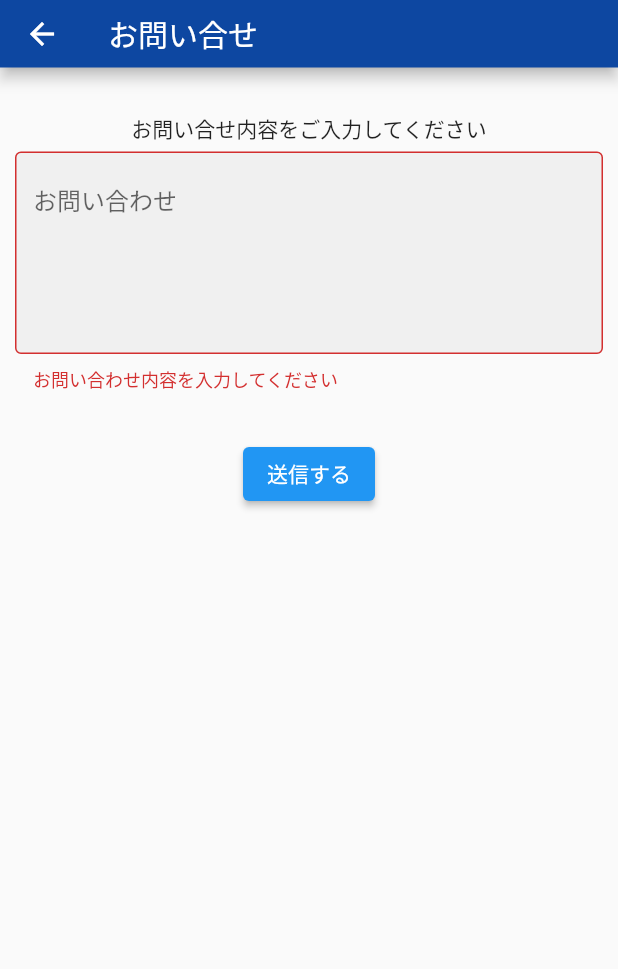
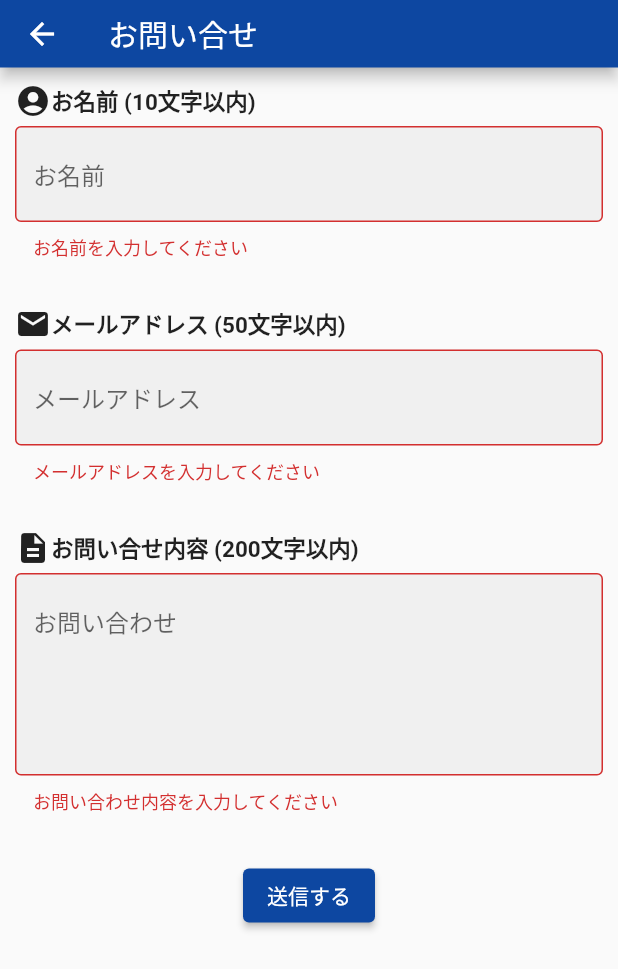
Before and after one commit to yanagswk/game_release_flutter, a Flutter app: the QuestionPage screen opened directly, after a tap on "送信する", on a phone screen of 412 x 824 dp. Shown: the top 969 px of the screen. Run offline on Flutter 3.47's test engine with Material 2 defaults, Android fonts, the phone set to English and light mode, and no system bars; drawn by our look-alikes of google_mobile_ads; our stand-ins replace carousel_slider, device_info, firebase_core, flutter_datetime_picker, flutter_local_notifications, flutter_rating_bar and 9 more; missing offline and left inert: dart:ffi, device_calendar, launch_review; accounts and stored records are empty; network calls fail.

Commit message:
デザイン修正

```diff
--- a/lib/common/shared_preferences.dart
+++ b/lib/common/shared_preferences.dart
@@ -2,7 +2,6 @@ import 'package:shared_preferences/shared_preferences.dart';
 
 
 class SharedPrefe {
-
   static SharedPreferences? prefs;
 
 
--- a/lib/game_article.dart
+++ b/lib/game_article.dart
@@ -6,6 +6,7 @@ import 'package:release/common/AdModBanner.dart';
 import 'package:release/common/shared_preferences.dart';
 import 'package:release/getx/game_getx.dart';
 import 'package:release/models/game_article.dart';
+import 'package:release/widget/common/drawer_widget.dart';
 import 'package:release/widget/common/my_app_bar.dart';
 import 'package:release/widget/common/overlay_loading_molecules.dart';
 import 'package:url_launcher/url_launcher.dart';
@@ -124,6 +125,7 @@ class _GameArticleState extends State<GameArticle> {
   Widget build(BuildContext context) {
     return Scaffold(
       appBar: MyAppBar(title: _appTitle),
+      drawer: const DrawerWidget(), // サイドバー
       body: GameArticleInfinityView(
         articles: articles,
         getContents: init,
--- a/lib/game_detail.dart
+++ b/lib/game_detail.dart
@@ -762,6 +762,7 @@ class _GameDetailState extends State<GameDetail> {
                                 ],
                               ),
                               Row(
+                                mainAxisAlignment: MainAxisAlignment.spaceEvenly,
                                 children: [
                                   IconButton( // お気に入りアイコン
                                     icon: SizedBox(
--- a/lib/game_favorite.dart
+++ b/lib/game_favorite.dart
@@ -5,6 +5,7 @@ import 'package:release/api/api.dart';
 import 'package:release/common/AdModBanner.dart';
 import 'package:release/getx/game_getx.dart';
 import 'package:release/models/game_info.dart';
+import 'package:release/widget/common/drawer_widget.dart';
 import 'package:release/widget/common/my_app_bar.dart';
 import 'package:release/widget/game_card.dart';
 import 'package:get/get.dart';
@@ -59,6 +60,7 @@ class _GameFavoritePageState extends State<GameFavoritePage> {
   Widget build(BuildContext context) {
     return Scaffold(
       appBar: MyAppBar(title: "お気に入り一覧"),
+      drawer: const DrawerWidget(), // サイドバー
       body:
       Container(
         decoration: BoxDecoration(color: Colors.grey[200]),
--- a/lib/getx/game_getx.dart
+++ b/lib/getx/game_getx.dart
@@ -23,6 +23,9 @@ class GameGetx extends GetxController {
 
   // デバイスチェックフラグ
   RxBool isDeviceCheck = false.obs;
+
+  // アプリバージョン
+  String appVersion = "";
 
 
 
--- a/lib/main.dart
+++ b/lib/main.dart
@@ -48,7 +48,6 @@ class MyApp extends StatelessWidget {
     );
   }
 }
-
 
 class InitWidget extends StatefulWidget {
   const InitWidget({
--- a/lib/question_page.dart
+++ b/lib/question_page.dart
@@ -15,28 +15,40 @@ class QuestionPage extends StatefulWidget {
 
 class _QuestionPageState extends State<QuestionPage> {
 
-  final _editController = TextEditingController();
+  final _messageController = TextEditingController();
+  final _nicknameController = TextEditingController();
+  final _emailController = TextEditingController();
 
   // フォームキー
   final _formKey = GlobalKey<FormState>();
 
   // お問い合わせ内容
   String _message = "";
+  // 名前
+  String _nickname = "";
+  // メールアドレス
+  String _email = "";
 
   /// お問い合せ送信
   Future sendMessage() async {
-    final result = await ApiClient().sendContactForm(_message);
+    final result = await ApiClient().sendContactForm(
+      _nickname,
+      _email,
+      _message
+    );
     if (result) {
       showDialog(
         context: context,
         builder: (BuildContext context) => alertBuilderForCupertino(
           context,
           'お問い合せ完了',
-          'お問合せを行いました'
+          'お問合せありがとうございます。'
         )
       );
       // 入力欄クリア
-      _editController.clear();
+      _messageController.clear();
+      _nicknameController.clear();
+      _emailController.clear();
     }
   }
 
@@ -44,19 +56,103 @@ class _QuestionPageState extends State<QuestionPage> {
   Widget build(BuildContext context) {
     return Scaffold(
       appBar: MyAppBar(title: "お問い合せ"),
-      body: Padding(
+      body: SingleChildScrollView(
+        child: Padding(
           padding: const EdgeInsets.all(10.0),
           child: Form(
             key: _formKey,
             child: Column(
+              crossAxisAlignment: CrossAxisAlignment.start,
               children: [
-              const SizedBox(height: 20),
-              const Text('お問い合せ内容をご入力してください'),
+                Row(
+                  children: [
+                    const Icon(Icons.account_circle),
+                    const Text(
+                      'お名前 (10文字以内)',
+                      style: const TextStyle(
+                        fontSize: 15,
+                        fontWeight: FontWeight.bold
+                      ),
+                    ),
+                  ],
+                ),
+                const SizedBox(height: 5),
+                TextFormField(
+                  maxLines: 1,
+                  minLines: 1,
+                  controller: _nicknameController,
+                  onChanged: (value) => _nickname = value,
+                  decoration: InputDecoration(
+                    border: OutlineInputBorder(),
+                    filled: true,
+                    hintText: 'お名前',
+                    //この一行
+                    alignLabelWithHint: true,
+                  ),
+                  validator: (value) {
+                    if (value == null || value.isEmpty) {
+                        return 'お名前を入力してください';
+                      }
+                    if (value.length > 10) {
+                      return '10文字以内で入力してください';
+                    }
+                    return null;
+                  }
+                ),
+                const SizedBox(height: 30),
+                Row(
+                  children: [
+                    Icon(Icons.mail),
+                    const Text(
+                      'メールアドレス (50文字以内)',
+                      style: TextStyle(
+                        fontSize: 15,
+                        fontWeight: FontWeight.bold
+                      ),
+                    ),
+                  ],
+                ),
+                const SizedBox(height: 5),
+                TextFormField(
+                  maxLines: 1,
+                  minLines: 1,
+                  controller: _emailController,
+                  onChanged: (value) => _email = value,
+                  decoration: InputDecoration(
+                    border: OutlineInputBorder(),
+                    filled: true,
+                    hintText: 'メールアドレス',
+                    //この一行
+                    alignLabelWithHint: true,
+                  ),
+                  validator: (value) {
+                    if (value == null || value.isEmpty) {
+                        return 'メールアドレスを入力してください';
+                      }
+                    if (value.length > 50) {
+                      return '50文字以内で入力してください';
+                    }
+                    return null;
+                  }
+                ),
+                const SizedBox(height: 30),
+                Row(
+                  children: [
+                    Icon(Icons.description),
+                    const Text(
+                      'お問い合せ内容 (200文字以内)',
+                      style: TextStyle(
+                        fontSize: 15,
+                        fontWeight: FontWeight.bold
+                      ),
+                    ),
+                  ],
+                ),
                 const SizedBox(height: 5),
                 TextFormField(
                   maxLines: 5,
                   minLines: 5,
-                controller: _editController,
+                  controller: _messageController,
                   onChanged: (value) => _message = value,
                   decoration: InputDecoration(
                     border: OutlineInputBorder(),
@@ -69,11 +165,18 @@ class _QuestionPageState extends State<QuestionPage> {
                     if (value == null || value.isEmpty) {
                         return 'お問い合わせ内容を入力してください';
                       }
+                    if (value.length > 200) {
+                    return '200文字以内で入力してください';
+                    }
                     return null;
                   }
                 ),
                 const SizedBox(height:30),
-              ElevatedButton(
+                Center(
+                  child: ElevatedButton(
+                    style: ElevatedButton.styleFrom(
+                      backgroundColor: Colors.blue[900], //ボタンの背景色
+                    ),
                     onPressed: (){
                       if (_formKey.currentState!.validate()) {
                         // 成功した場合
@@ -82,12 +185,14 @@ class _QuestionPageState extends State<QuestionPage> {
                     },
                     child: Text('送信する'),
                   ),
-              Expanded(
-                child: const SizedBox(height:30)
                 ),
+                // Expanded(
+                //   child: const SizedBox(height:30)
+                // ),
                 // バナー広告
-              AdModBanner()
+                // AdModBanner()
               ]
+            ),
           ),
         ),
       ),
--- a/lib/widget/search_bar.dart
+++ b/lib/widget/search_bar.dart
@@ -5,6 +5,7 @@ import 'package:release/common/shared_preferences.dart';
 import 'package:release/getx/game_getx.dart';
 import 'package:release/models/game_info.dart';
 import 'package:release/widget/common/constants.dart';
+import 'package:release/widget/common/drawer_widget.dart';
 import 'package:release/widget/common/overlay_loading_molecules.dart';
 import 'package:release/widget/game_card.dart';
 import 'package:get/get.dart';
@@ -66,7 +67,7 @@ class _SearchBarState extends State<SearchBar> {
     return SizedBox(
       height: 40,
       child: Container(
-        margin: EdgeInsets.only(left: 15.0, right: 15.0),
+        margin: EdgeInsets.only(left: 5.0, right: 20.0),
         decoration: BoxDecoration(
           color: Colors.white,
           border: Border.all(color: Colors.blue),
@@ -77,7 +78,7 @@ class _SearchBarState extends State<SearchBar> {
             width: 340,
             margin: const EdgeInsets.symmetric(vertical: 10.0),
             child: TextField(
-              autofocus: true, //TextFieldが表示されるときにフォーカスする（キーボードを表示する）
+              autofocus: false, //TextFieldが表示されるときにフォーカスする（キーボードを表示する）
               decoration: const InputDecoration(
                 hintText: 'ゲームを検索',
                 contentPadding: EdgeInsets.only(left: 8.0),
@@ -87,7 +88,6 @@ class _SearchBarState extends State<SearchBar> {
               ),
               onSubmitted: (value) {
                 _searchWord = value;
-                // searchGames(true);
                 Navigator.of(context).push(
                   MaterialPageRoute(
                     builder: (BuildContext context) => SearchResult(
@@ -116,6 +116,7 @@ class _SearchBarState extends State<SearchBar> {
         centerTitle: true,
       ),
     ),
+    drawer: const DrawerWidget(), // サイドバー
     body: Container(
       decoration: BoxDecoration(color: Colors.grey[200]),
       child: Column(
--- a/pubspec.yaml
+++ b/pubspec.yaml
@@ -54,6 +54,7 @@ dependencies:
   permission_handler: ^10.2.0
   carousel_slider: ^4.2.1
   smooth_page_indicator: ^1.0.0+2
+  package_info_plus: ^3.0.2
 
 dev_dependencies:
   flutter_test:
```
Also changed, not shown: lib/api/api.dart (+7 -1 lines), lib/common/device_info.dart (+7 -0 lines), lib/widget/common/drawer_widget.dart (+19 -17 lines), pubspec.lock, 2 other files. Lines whose indentation alone changed are shown as unchanged.
